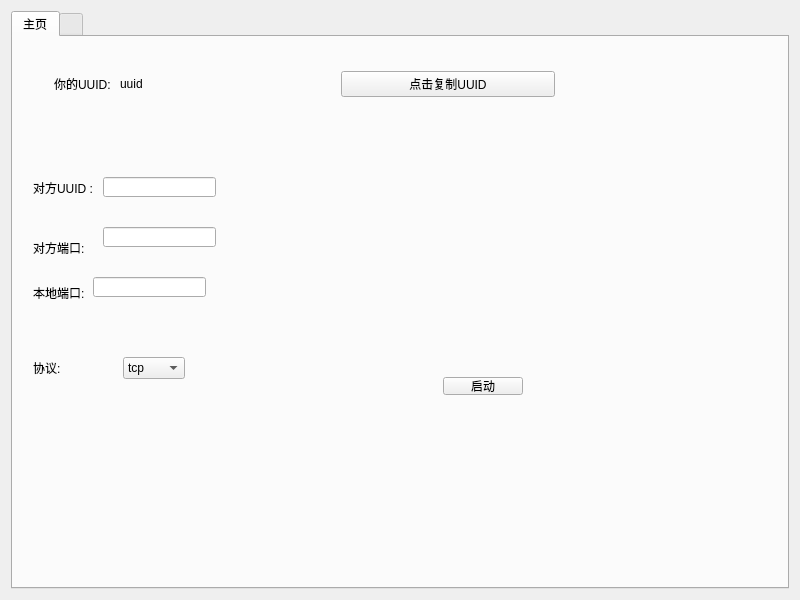
Before: the Qt Designer form widget.ui in XinyuCraft/ShitOnline, drawn with Qt 5.
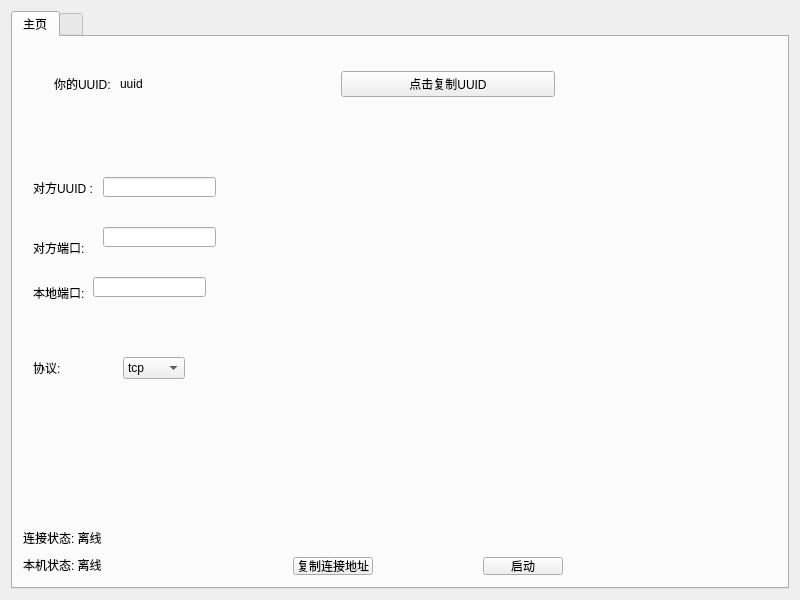
After: the same form once the commit is applied.

Commit message: 修复了一点bug, 提高了方便性

The edit to the form file:
```diff
--- a/widget.ui
+++ b/widget.ui
@@ -26,8 +26,8 @@
       <widget class="QPushButton" name="pushButton_start">
        <property name="geometry">
         <rect>
-         <x>430</x>
-         <y>340</y>
+         <x>470</x>
+         <y>520</y>
          <width>80</width>
          <height>18</height>
         </rect>
@@ -183,6 +183,69 @@
         </property>
        </item>
       </widget>
+      <widget class="QPushButton" name="pushButton_copy_addr">
+       <property name="geometry">
+        <rect>
+         <x>280</x>
+         <y>520</y>
+         <width>80</width>
+         <height>18</height>
+        </rect>
+       </property>
+       <property name="text">
+        <string>复制连接地址</string>
+       </property>
+      </widget>
+      <widget class="QWidget" name="">
+       <property name="geometry">
+        <rect>
+         <x>10</x>
+         <y>490</y>
+         <width>81</width>
+         <height>51</height>
+        </rect>
+       </property>
+       <layout class="QVBoxLayout" name="verticalLayout">
+        <item>
+         <widget class="QLabel" name="label_connect_state">
+          <property name="minimumSize">
+           <size>
+            <width>80</width>
+            <height>20</height>
+           </size>
+          </property>
+          <property name="maximumSize">
+           <size>
+            <width>80</width>
+            <height>20</height>
+           </size>
+          </property>
+          <property name="text">
+           <string>连接状态: 离线</string>
+          </property>
+         </widget>
+        </item>
+        <item>
+         <widget class="QLabel" name="label_mystate">
+          <property name="minimumSize">
+           <size>
+            <width>80</width>
+            <height>20</height>
+           </size>
+          </property>
+          <property name="maximumSize">
+           <size>
+            <width>80</width>
+            <height>20</height>
+           </size>
+          </property>
+          <property name="text">
+           <string>本机状态: 离线</string>
+          </property>
+         </widget>
+        </item>
+       </layout>
+      </widget>
      </widget>
      <widget class="QWidget" name="tab_2">
       <attribute name="title">
```
The commit also changes 2 other files.
